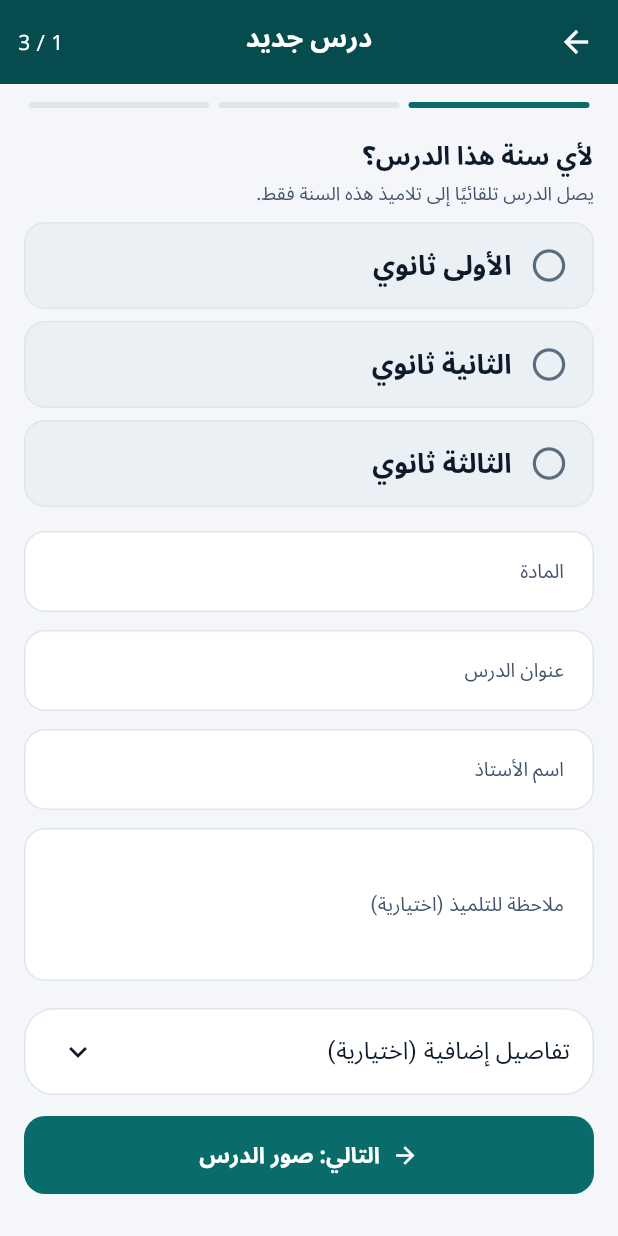
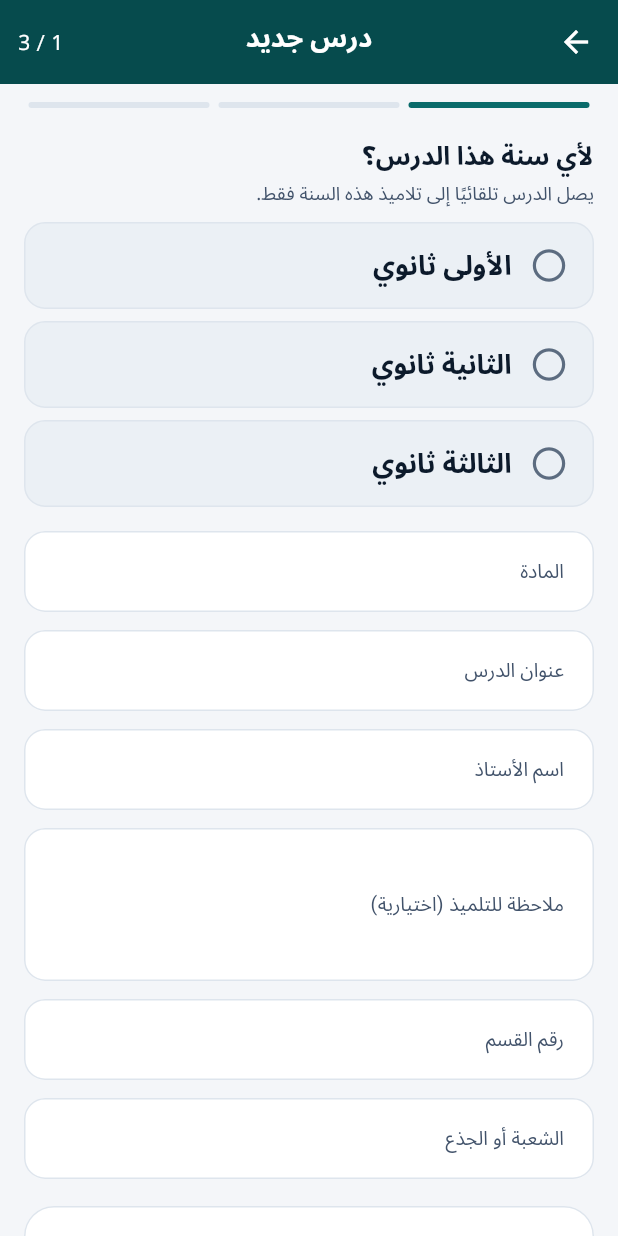
Before and after one commit to njigihmgugiuuif/morafig-tilmid, a Flutter app: the LessonWizardScreen screen opened directly, on a phone screen of 412 x 824 dp. Run offline on Flutter 3.47's test engine with Material 3 defaults, Android fonts, the phone set to English and light mode, and no system bars; our stand-ins replace drift, shared_preferences; missing offline and left inert: dart:html, dart:js_interop; accounts and stored records are empty; generated files the repository leaves out were written again; Roboto replaces fonts that are missing (IBM Plex Sans Arabic, Readex Pro).

Commit message:
Apply round 3: automatic lesson arrival for students, simple teacher flow, large year choice, plain wording

```diff
--- a/lib/ui/teacher/lesson_wizard_screen.dart
+++ b/lib/ui/teacher/lesson_wizard_screen.dart
@@ -652,15 +652,15 @@ class _LessonWizardScreenState extends State<LessonWizardScreen> {
         _field('اسم الأستاذ', _teacher),
         _field('ملاحظة للتلميذ (اختيارية)', _notes,
             maxLines: 3, hint: 'اكتب ما تريد أن ينتبه إليه التلميذ'),
+        _field('رقم القسم', _section, hint: 'مثال: 5'),
+        _field('الشعبة أو الجذع', _track,
+            hint: 'مثال: جذع مشترك علوم وتكنولوجيا، أو 1 علمي'),
         Card(
           child: ExpansionTile(
             title: const Text('تفاصيل إضافية (اختيارية)'),
             childrenPadding: const EdgeInsets.fromLTRB(12, 0, 12, 8),
             children: [
               _field('الوحدة أو الفصل', _unit),
-              _field('القسم (للتوضيح فقط)', _section,
-                  hint: 'مثال: 2 علوم تجريبية'),
-              _field('الشعبة', _track),
             ],
           ),
         ),
@@ -972,11 +972,13 @@ class _LessonWizardScreenState extends State<LessonWizardScreen> {
                     style: const TextStyle(
                         fontSize: 17, fontWeight: FontWeight.w800)),
                 Text(
-                    '${_subject.text} · القسم: '
-                    '${_section.text.trim().isEmpty ? 'غير محدد' : _section.text} · '
-                    '${_teacher.text}',
+                    'القسم: ${_section.text.trim().isEmpty ? 'غير محدد' : _section.text.trim()}'
+                    '${_track.text.trim().isEmpty ? '' : ' · ${_track.text.trim()}'}',
+                    style: const TextStyle(
+                        fontSize: 17, fontWeight: FontWeight.w800)),
+                Text('${_subject.text} · الأستاذ: ${_teacher.text}',
                     style: TextStyle(
-                        fontSize: 12.5, color: context.mq.ink2)),
+                        fontSize: 13.5, color: context.mq.ink2)),
                 const SizedBox(height: 8),
                 SizedBox(
                   height: 70,
```
Also changed, not shown: lib/ui/library/lesson_viewer_screen.dart (+12 -6 lines), lib/ui/teacher/teacher_widgets.dart (+58 -11 lines), 1 other file.
